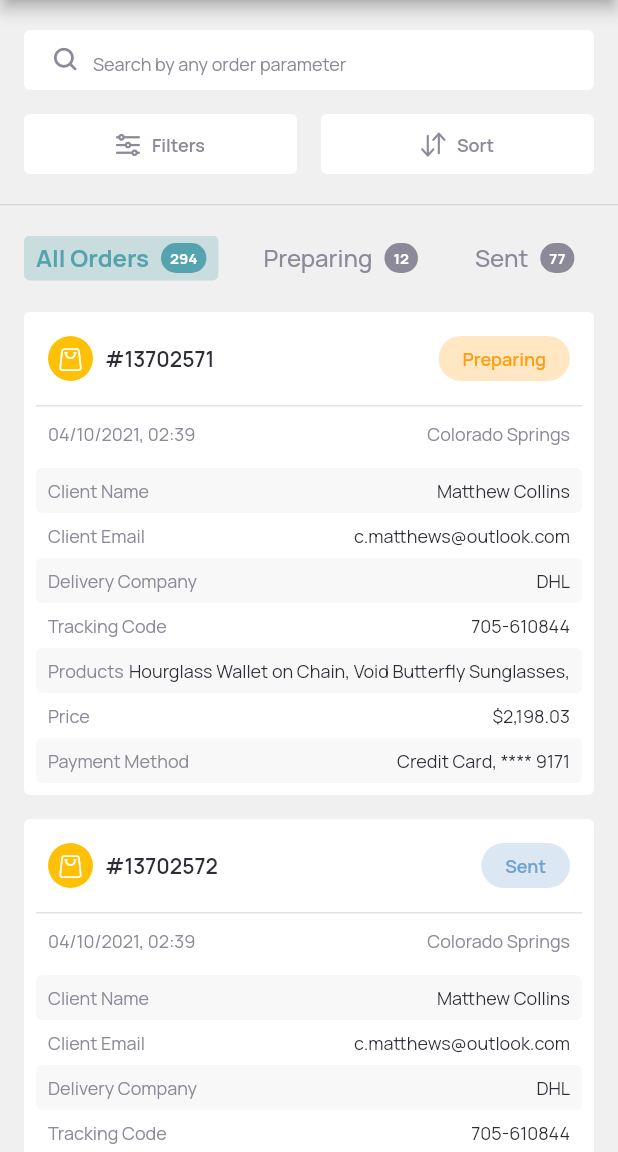
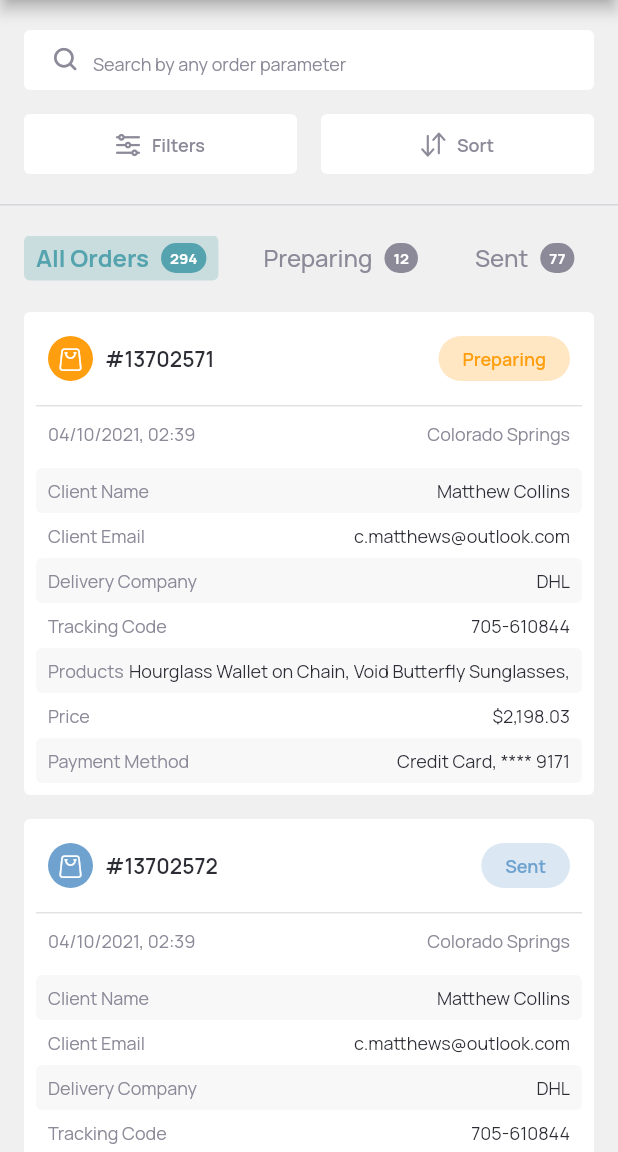
Before and after one commit to capicarbone/flutter_test, a Flutter app: the screen it shows after launch, on a phone screen of 412 x 824 dp, the part 84-1236 px from its top. Run offline on Flutter 3.47's test engine with Material 2 defaults, Android fonts, the phone set to English and light mode, and no system bars; our stand-ins replace google_fonts; missing offline and left inert: dart:html.

Commit message:
Fix for mobile.

```diff
--- a/lib/widgets/orders_table.dart
+++ b/lib/widgets/orders_table.dart
@@ -444,6 +444,24 @@ class __OrderItemState extends State<_OrderItem> {
       'Payment Method': "${widget.card_type}, ${widget.card_number}"
     };
 
+    Color orderColor;
+    switch (widget.status) {
+      case 'Preparing':
+        orderColor = AEColors.orange;
+        break;
+      case 'Sent':
+        orderColor = AEColors.blue;
+        break;
+      case 'Returned':
+        orderColor = AEColors.darkBlue;
+        break;
+      case 'Cancelled':
+        orderColor = AEColors.red;
+        break;
+      default:
+        orderColor = AEColors.turquoise;
+    }
+
     return Container(
       decoration: whiteBoxDecoration,
       padding: EdgeInsets.all(8),
@@ -462,7 +480,7 @@ class __OrderItemState extends State<_OrderItem> {
                       height: 30,
                       width: 30,
                       decoration: BoxDecoration(
-                          color: Colors.amber,
+                          color: orderColor,
                           borderRadius: BorderRadius.circular(15)),
                       margin: EdgeInsets.only(right: 8),
                       child: Icon(
```
